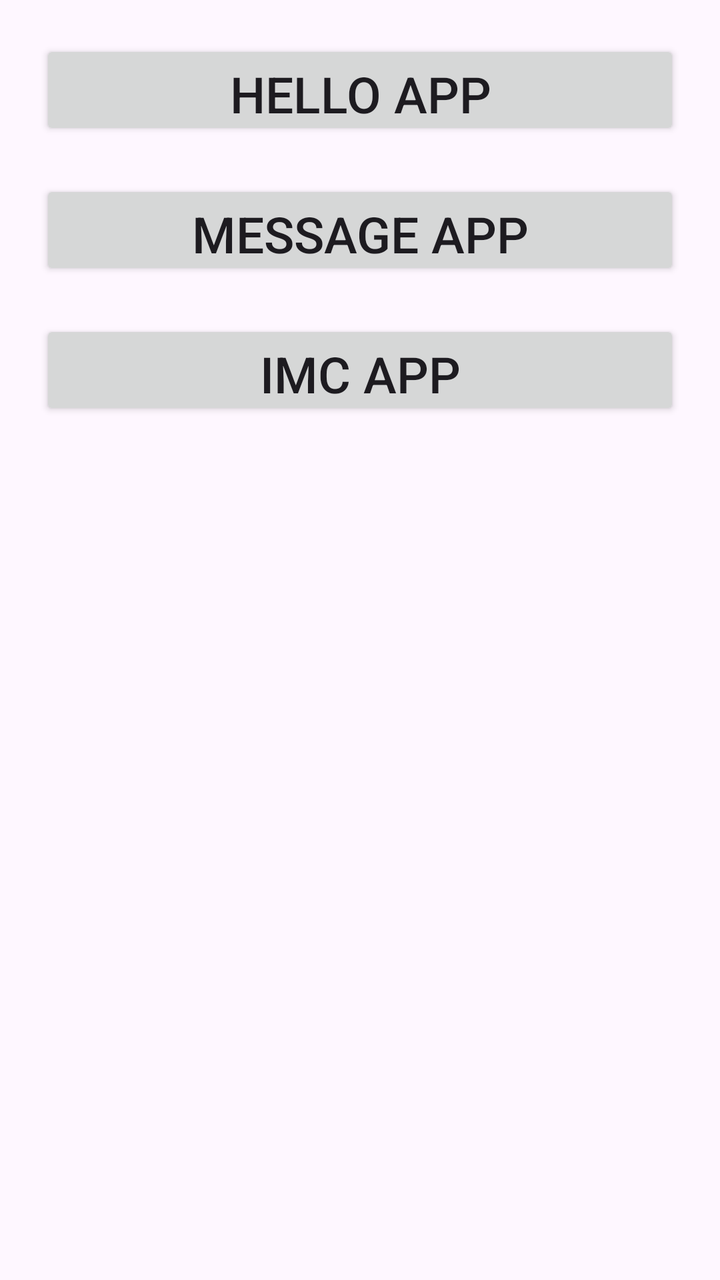
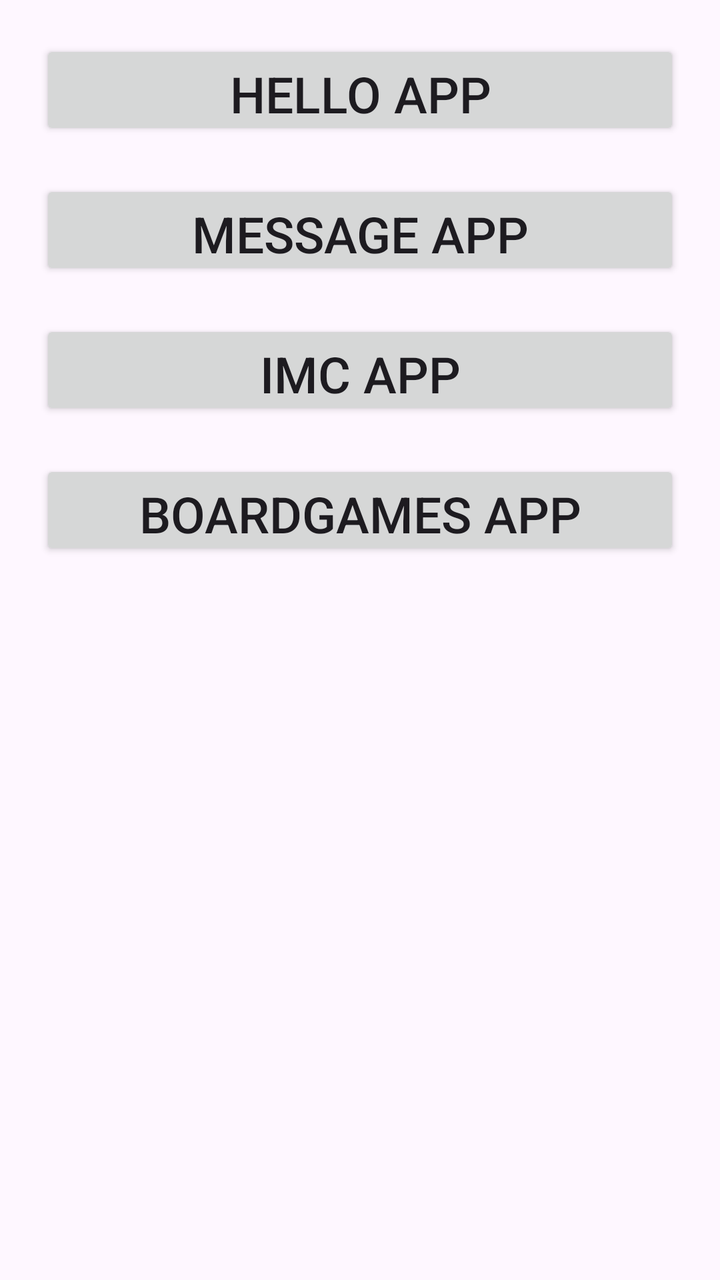

An Android layout rendered at two revisions. The XML below is the earlier revision; the diff shows what the commit changed to produce the second picture.
<!-- AndroidManifest.xml: application theme Theme.Aplicaciones_clase -->
<!-- res/layout/activity_menu.xml -->
<?xml version="1.0" encoding="utf-8"?>
<LinearLayout
    xmlns:android="http://schemas.android.com/apk/res/android"
    xmlns:app="http://schemas.android.com/apk/res-auto"
    xmlns:tools="http://schemas.android.com/tools"
    android:id="@+id/main"
    android:layout_width="match_parent"
    android:layout_height="match_parent"
    tools:context=".MenuActivity"
    android:orientation="vertical">

    <Button
        android:id="@+id/btnHelloApp"
        android:layout_width="match_parent"
        android:layout_height="50dp"
        android:text="Hello App"
        android:textSize="25sp"
        android:layout_marginHorizontal="20dp"
        android:layout_marginTop="20dp"/>

    <Button
        android:id="@+id/btnMessageApp"
        android:layout_width="match_parent"
        android:layout_height="50dp"
        android:text="Message App"
        android:textSize="25sp"
        android:layout_marginHorizontal="20dp"
        android:layout_marginTop="20dp"/>

    <Button
        android:id="@+id/btnImcApp"
        android:layout_width="match_parent"
        android:layout_height="50dp"
        android:text="IMC App"
        android:textSize="25sp"
        android:layout_marginHorizontal="20dp"
        android:layout_marginTop="20dp"/>

</LinearLayout>
<!-- resources referenced by this layout -->
<resources>
  <style name="Theme.Aplicaciones_clase" parent="Base.Theme.Aplicaciones_clase" />
  <style name="Base.Theme.Aplicaciones_clase" parent="Theme.Material3.DayNight.NoActionBar">
          
          
      </style>
</resources>

<!-- the commit's change to res/layout/activity_menu.xml (unified diff, before → after) -->
@@ -36,4 +36,13 @@
         android:layout_marginHorizontal="20dp"
         android:layout_marginTop="20dp"/>
 
+    <Button
+        android:id="@+id/btnBoardgamesApp"
+        android:layout_width="match_parent"
+        android:layout_height="50dp"
+        android:text="Boardgames App"
+        android:textSize="25sp"
+        android:layout_marginHorizontal="20dp"
+        android:layout_marginTop="20dp"/>
+
 </LinearLayout>
